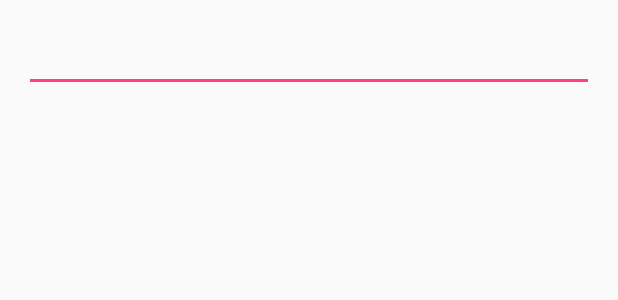
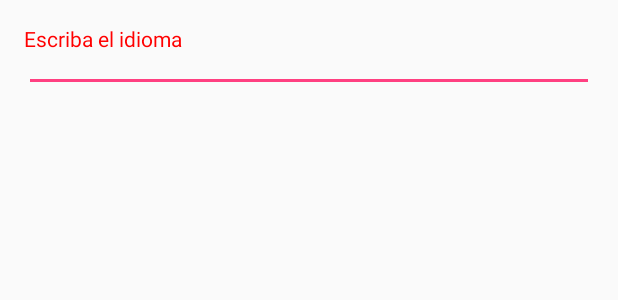
Before and after one commit to miguelcamposdev/di2016, an Android app: the layout activity_main.xml on its own in the app's theme, with its tools: preview values and no code run, on a phone screen of 412 x 824 dp. Shown: the top 300 px of the screen. Run offline under Robolectric (Android 15) with nearby library versions, the phone set to English and light mode, and no system bars.

Commit message:
AutoCompleteTextView

```diff
--- a/03_InputControls/02_AutoCompleteTextView/app/src/main/java/com/miguelcr/a02_autocompletetextview/MainActivity.java
+++ b/03_InputControls/02_AutoCompleteTextView/app/src/main/java/com/miguelcr/a02_autocompletetextview/MainActivity.java
@@ -2,6 +2,7 @@ package com.miguelcr.a02_autocompletetextview;
 
 import android.support.v7.app.AppCompatActivity;
 import android.os.Bundle;
+import android.view.View;
 import android.widget.ArrayAdapter;
 import android.widget.AutoCompleteTextView;
 
@@ -17,7 +18,6 @@ public class MainActivity extends AppCompatActivity {
         autocompletado = (AutoCompleteTextView)findViewById(R.id.autocomplete_paises);
 
         // 2. Array de datos, definido en este caso en
-
         String[] paises = getResources().getStringArray(R.array.array_paises);
 
         ArrayAdapter<String> adapterPaises = new ArrayAdapter<String>(this,
--- /dev/null
+++ b/03_InputControls/02_AutoCompleteTextView/app/src/main/res/layout-land/activity_main.xml
@@ -0,0 +1,6 @@
+<?xml version="1.0" encoding="utf-8"?>
+<LinearLayout xmlns:android="http://schemas.android.com/apk/res/android"
+    android:orientation="vertical" android:layout_width="match_parent"
+    android:layout_height="match_parent">
+
+</LinearLayout>
--- a/03_InputControls/02_AutoCompleteTextView/app/src/main/res/layout/activity_main.xml
+++ b/03_InputControls/02_AutoCompleteTextView/app/src/main/res/layout/activity_main.xml
@@ -10,6 +10,12 @@
     android:paddingTop="@dimen/activity_vertical_margin"
     tools:context="com.miguelcr.a02_autocompletetextview.MainActivity">
 
+    <TextView
+        android:layout_width="match_parent"
+        android:layout_height="wrap_content"
+        android:textColor="@color/red_warning"
+        android:text="@string/paises_label"/>
+
     <AutoCompleteTextView
         android:id="@+id/autocomplete_paises"
         android:layout_width="match_parent"
--- a/03_InputControls/02_AutoCompleteTextView/app/src/main/res/values/colors.xml
+++ b/03_InputControls/02_AutoCompleteTextView/app/src/main/res/values/colors.xml
@@ -3,4 +3,5 @@
     <color name="colorPrimary">#3F51B5</color>
     <color name="colorPrimaryDark">#303F9F</color>
     <color name="colorAccent">#FF4081</color>
+    <color name="red_warning">#ff0000</color>
 </resources>
--- a/03_InputControls/02_AutoCompleteTextView/app/src/main/res/values/strings.xml
+++ b/03_InputControls/02_AutoCompleteTextView/app/src/main/res/values/strings.xml
@@ -3,11 +3,13 @@
     <!-- MainActivity -->
     <string name="app_name">02_AutoCompleteTextView</string>
     <string name="welcome">Bienvenido</string>
+    <string name="paises_label">Escriba el idioma</string>
 
     <string-array name="array_paises">
-        <item>Alemani</item>
+        <item>Alemania</item>
         <item>España</item>
         <item>Italia</item>
         <item>Francia</item>
+        <item>Otro</item>
     </string-array>
 </resources>
```
Also changed, not shown: 1 other file.
